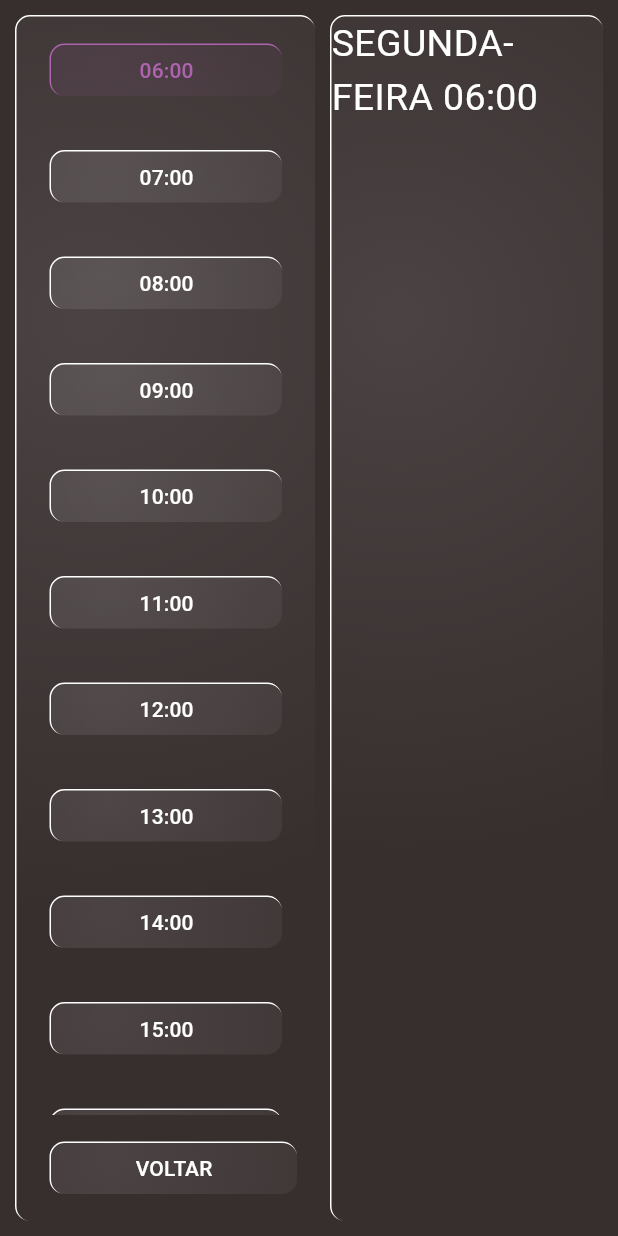
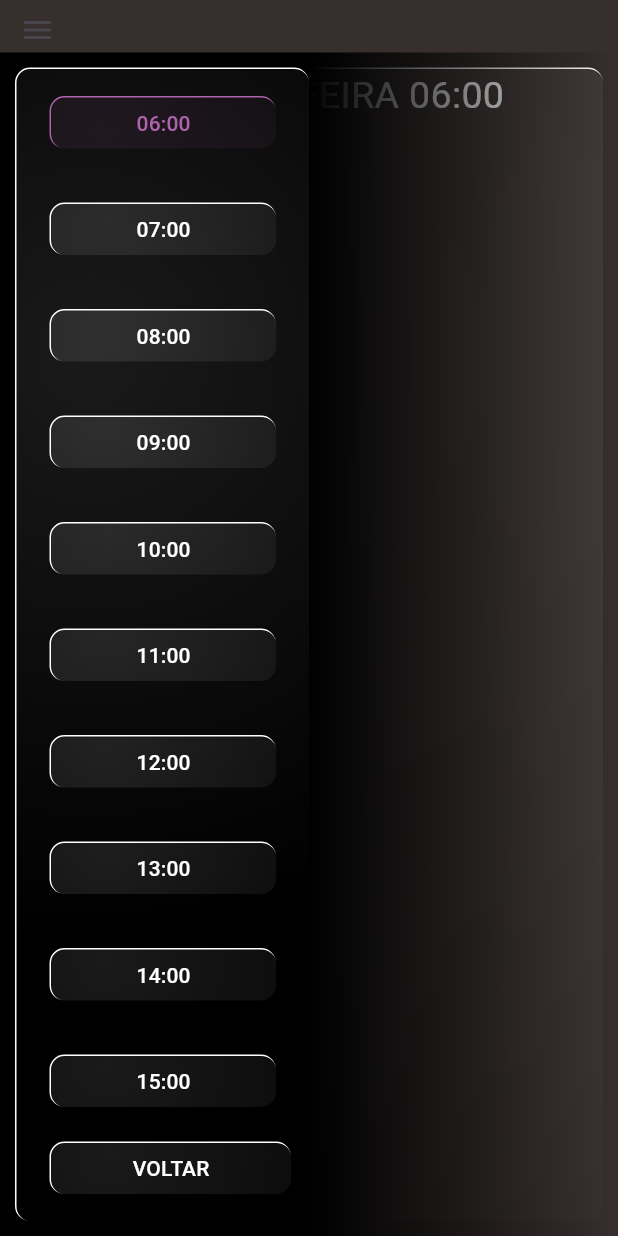
Before and after one commit to N1ckg4m3s/Projeto_StudioPilates, a Flutter app: the HorarioScreen screen opened by its route, on a phone screen of 412 x 824 dp. Run offline on Flutter 3.47's test engine with Material 3 defaults, Android fonts, the phone set to English and light mode, and no system bars.

Commit message:
Add Responsividade HorarioScreen

```diff
--- a/lib/HorarioScreen.dart
+++ b/lib/HorarioScreen.dart
@@ -1,4 +1,4 @@
-// ignore_for_file: file_names, prefer_const_constructors, prefer_const_literals_to_create_immutables, non_constant_identifier_names, avoid_print, constant_identifier_names, unnecessary_brace_in_string_interps, prefer_function_declarations_over_variables, unused_local_variable
+// ignore_for_file: file_names, prefer_const_constructors, prefer_const_literals_to_create_immutables, non_constant_identifier_names, avoid_print, constant_identifier_names, unnecessary_brace_in_string_interps, prefer_function_declarations_over_variables, unused_local_variable, curly_braces_in_flow_control_structures
 
 import 'package:app_pilates/Controle/Controller.dart';
 
@@ -24,6 +24,7 @@ class HorarioScreen extends StatefulWidget {
 String DiaSemanaSelecionado = "SEGUNDA-FEIRA";
 String TopicoSelecionado = "06:00";
 DiaSemana? Dia;
+bool DroweAberto = true;
 
 class StateHorarioScreen extends State<HorarioScreen> {
   @override
@@ -56,21 +57,145 @@ class StateHorarioScreen extends State<HorarioScreen> {
     EnviarParaInicio() => {Navigator.pushNamed(context, "/WeekScreen")};
 
     var WindowWidth = MediaQuery.of(context).size.width;
+    double WindowHeight = MediaQuery.of(context).size.height;
     return Scaffold(
       backgroundColor: Color.fromRGBO(55, 46, 46, 1),
-      body: Row(
+      body: LayoutBuilder(
+        builder: (context, constraints) {
+          if (constraints.maxWidth < 600)
+            return Column(
+              crossAxisAlignment: CrossAxisAlignment.start,
               children: [
-          GlassContainer(
+                SizedBox(
+                    width: 50,
+                    height: 35,
+                    child: IconButton(
+                        style: ButtonStyle(
+                          overlayColor:
+                              MaterialStateProperty.all(Colors.transparent),
+                        ),
+                        onPressed: () => {
+                              setState(() {
+                                DroweAberto = !DroweAberto;
+                              })
+                            },
+                        icon: Icon(Icons.menu))),
+                Stack(
+                  children: [
+                    ConteudoTela(
+                        WindowWidth, WindowHeight - 55, setState, true),
+                    if (DroweAberto)
+                      Container(
+                        width: WindowWidth,
+                        height: WindowHeight - 35,
+                        decoration: BoxDecoration(
+                          gradient: LinearGradient(colors: [
+                            Colors.black,
+                            Colors.black,
+                            Colors.transparent,
+                          ], stops: [
+                            0,
+                            .5,
+                            1
+                          ]),
+                        ),
+                        padding: EdgeInsets.only(right: WindowWidth * .5),
+                        child: NavBar(WindowWidth, WindowHeight, setState,
+                            EnviarParaInicio),
+                      )
+                  ],
+                )
+              ],
+            );
+          else
+            return Row(
+              children: [
+                NavBar(WindowWidth, WindowHeight, setState, EnviarParaInicio),
+                ConteudoTela(WindowWidth, WindowHeight, setState, false)
+              ],
+            );
+        },
+      ),
+    );
+  }
+}
+
+/*
+
+
+
+
+body: LayoutBuilder(builder: (context, constraints) {
+          if (constraints.maxWidth < 600)
+            return Column(
+              crossAxisAlignment: CrossAxisAlignment.start,
+              children: [
+                SizedBox(
+                    width: 50,
+                    height: 35,
+                    child: IconButton(
+                        style: ButtonStyle(
+                          overlayColor:
+                              MaterialStateProperty.all(Colors.transparent),
+                        ),
+                        onPressed: () => {
+                              setState(() {
+                                DroweAberto = !DroweAberto;
+                              })
+                            },
+                        icon: Icon(Icons.menu))),
+                Stack(
+                  children: [
+                    ConteudoTela(WindowWidth, WindowHeight - 55,
+                        EnviarParaConfigs, EnviarParaHorarios, true),
+                    if (DroweAberto)
+                      Container(
+                        width: WindowWidth,
+                        height: WindowHeight - 35,
+                        decoration: BoxDecoration(
+                          gradient: LinearGradient(colors: [
+                            Colors.black,
+                            Colors.black,
+                            Colors.transparent,
+                          ], stops: [
+                            0,
+                            .5,
+                            1
+                          ]),
+                        ),
+                        padding: EdgeInsets.only(right: WindowWidth * .5),
+                        child: NavBar(WindowWidth, WindowHeight, setState,
+                            EnviarParaConfigs),
+                      )
+                  ],
+                )
+              ],
+            );
+          else
+            return Row(children: [
+              NavBar(WindowWidth, WindowHeight, setState, EnviarParaConfigs),
+              ConteudoTela(WindowWidth, WindowHeight, EnviarParaConfigs,
+                  EnviarParaHorarios, false),
+            ]);
+        }));
+  }
+}
+
+*/
+
+Widget NavBar(WindowWidth, WindowHeight, setState, EnviarParaInicio) {
+  return GlassContainer(
     Cor: Color.fromRGBO(255, 255, 255, 1),
     Width: (WindowWidth * .2),
     MinWidth: 200,
-              Height: 0,
+    Height: WindowHeight,
     Child: Column(
       children: [
         Expanded(
           child: ListView(
             padding: EdgeInsets.only(right: 10),
-                      children: Dia!.Horarios.map((e) {
+            children: Dia!.Horarios.map(
+              (e) {
                 return TextButton(
                   onPressed: () => {
                     setState(
@@ -80,8 +205,7 @@ class StateHorarioScreen extends State<HorarioScreen> {
                     )
                   },
                   style: ButtonStyle(
-                              overlayColor:
-                                  MaterialStateProperty.all(Colors.transparent),
+                    overlayColor: MaterialStateProperty.all(Colors.transparent),
                   ),
                   child: GlassContainer(
                     Cor: (TopicoSelecionado != (e.Hora)
@@ -101,15 +225,16 @@ class StateHorarioScreen extends State<HorarioScreen> {
                         ),
                       ),
                     ),
-                            ));
-                      }).toList(),
+                  ),
+                );
+              },
+            ).toList(),
           ),
         ),
         TextButton(
           onPressed: EnviarParaInicio,
           style: ButtonStyle(
-                      overlayColor:
-                          MaterialStateProperty.all(Colors.transparent),
+            overlayColor: MaterialStateProperty.all(Colors.transparent),
           ),
           child: GlassContainer(
             Cor: Color.fromRGBO(255, 255, 255, 1),
@@ -120,34 +245,36 @@ class StateHorarioScreen extends State<HorarioScreen> {
             Child: Center(
               child: Text(
                 "VOLTAR",
-                          style: TextStyle(
-                              color: Color.fromRGBO(255, 255, 255, 1)),
+                style: TextStyle(color: Color.fromRGBO(255, 255, 255, 1)),
               ),
             ),
           ),
         ),
       ],
-              )),
-          GlassContainer(
+    ),
+  );
+}
+
+Widget ConteudoTela(WindowWidth, WindowHeight, setState, bool Tamanho) {
+  return GlassContainer(
     Cor: Color.fromRGBO(255, 255, 255, 1),
-            Width: (WindowWidth * .2) >= 200
+    Width: Tamanho
+        ? WindowWidth - 20
+        : (WindowWidth * .2) >= 200
             ? (WindowWidth * .8) - 30
             : (WindowWidth - 230),
-            Height: 0,
+    Height: WindowHeight,
     Child: Column(
       children: [
         Text(
           '${DiaSemanaSelecionado} ${TopicoSelecionado}',
           style: TextStyle(
-                      color: Colors.white,
-                      fontSize: 25,
-                      fontWeight: FontWeight.normal),
+              color: Colors.white, fontSize: 25, fontWeight: FontWeight.normal),
         ),
         Expanded(
           child: ListView(
             children: Dia!.Horarios
-                        .firstWhere(
-                            (element) => element.Hora == TopicoSelecionado)
+                .firstWhere((element) => element.Hora == TopicoSelecionado)
                 .Alunos
                 .map(
               (e) {
@@ -158,8 +285,7 @@ class StateHorarioScreen extends State<HorarioScreen> {
                     })
                   },
                   style: ButtonStyle(
-                            overlayColor:
-                                MaterialStateProperty.all(Colors.transparent),
+                    overlayColor: MaterialStateProperty.all(Colors.transparent),
                   ),
                   child: GlassContainer(
                     Cor: e.Presenca
@@ -187,9 +313,5 @@ class StateHorarioScreen extends State<HorarioScreen> {
         )
       ],
     ),
-          )
-        ],
-      ),
   );
 }
-}
--- a/lib/main.dart
+++ b/lib/main.dart
@@ -16,7 +16,7 @@ class MyApp extends StatelessWidget {
       initialRoute: "/WeekScreen",
       routes: {
         "/WeekScreen": (context) => const WeekScreen(), // 500
-        "/HorarioScreen": (context) => const HorarioScreen(), //
+        "/HorarioScreen": (context) => const HorarioScreen(), // 500
         "/ConfigScreen": (context) => const ConfigScreen(), //
       },
     );
```
Lines whose indentation alone changed are shown as unchanged.
